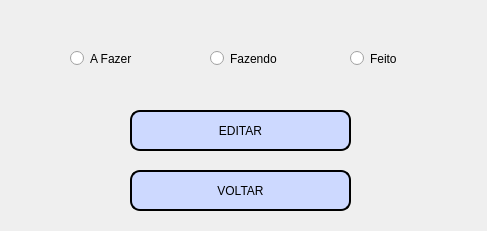
Old version of the form telaEditStatus.ui in the repository TheRealsz/ToDoList.
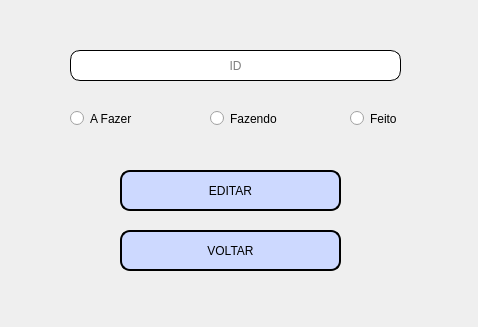
New version of the form.

Commit message: Funcionalidade dos botoes Edit e Edit Status, criacao do botao logout e da tela de informar id para edicao de tasks

The edit to the form file:
```diff
--- a/telaEditStatus.ui
+++ b/telaEditStatus.ui
@@ -6,8 +6,8 @@
    <rect>
     <x>0</x>
     <y>0</y>
-    <width>487</width>
-    <height>231</height>
+    <width>478</width>
+    <height>327</height>
    </rect>
   </property>
   <property name="windowTitle">
@@ -17,7 +17,7 @@
    <property name="geometry">
     <rect>
      <x>70</x>
-     <y>50</y>
+     <y>110</y>
      <width>82</width>
      <height>17</height>
     </rect>
@@ -30,7 +30,7 @@
    <property name="geometry">
     <rect>
      <x>210</x>
-     <y>50</y>
+     <y>110</y>
      <width>82</width>
      <height>17</height>
     </rect>
@@ -43,7 +43,7 @@
    <property name="geometry">
     <rect>
      <x>350</x>
-     <y>50</y>
+     <y>110</y>
      <width>82</width>
      <height>17</height>
     </rect>
@@ -55,8 +55,8 @@
   <widget class="QPushButton" name="btnEditStatus">
    <property name="geometry">
     <rect>
-     <x>130</x>
-     <y>110</y>
+     <x>120</x>
+     <y>170</y>
      <width>221</width>
      <height>41</height>
     </rect>
@@ -77,8 +77,8 @@
   <widget class="QPushButton" name="btnVoltarTelaMainES">
    <property name="geometry">
     <rect>
-     <x>130</x>
-     <y>170</y>
+     <x>120</x>
+     <y>230</y>
      <width>221</width>
      <height>41</height>
     </rect>
@@ -96,6 +96,43 @@
     <string>VOLTAR</string>
    </property>
   </widget>
+  <widget class="QLineEdit" name="inputID">
+   <property name="geometry">
+    <rect>
+     <x>70</x>
+     <y>50</y>
+     <width>331</width>
+     <height>31</height>
+    </rect>
+   </property>
+   <property name="font">
+    <font>
+     <strikeout>false</strikeout>
+    </font>
+   </property>
+   <property name="styleSheet">
+    <string notr="true">background-color: rgb(255, 255, 255);
+border-radius: 10px;
+border-style: outset;
+border-width: 1px;
+</string>
+   </property>
+   <property name="text">
+    <string/>
+   </property>
+   <property name="echoMode">
+    <enum>QLineEdit::Normal</enum>
+   </property>
+   <property name="cursorPosition">
+    <number>0</number>
+   </property>
+   <property name="alignment">
+    <set>Qt::AlignCenter</set>
+   </property>
+   <property name="placeholderText">
+    <string>ID</string>
+   </property>
+  </widget>
  </widget>
  <resources/>
  <connections/>
```
Left out of the diff: 22 changed lines with no effect on the pictures. The commit also changes 4 other files.
